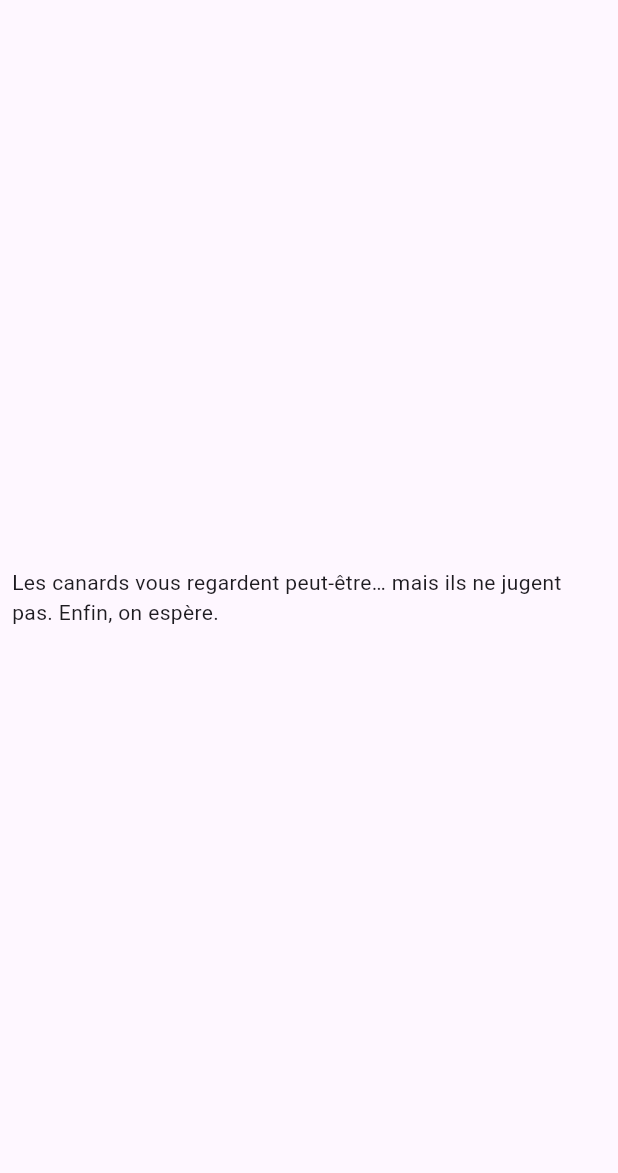
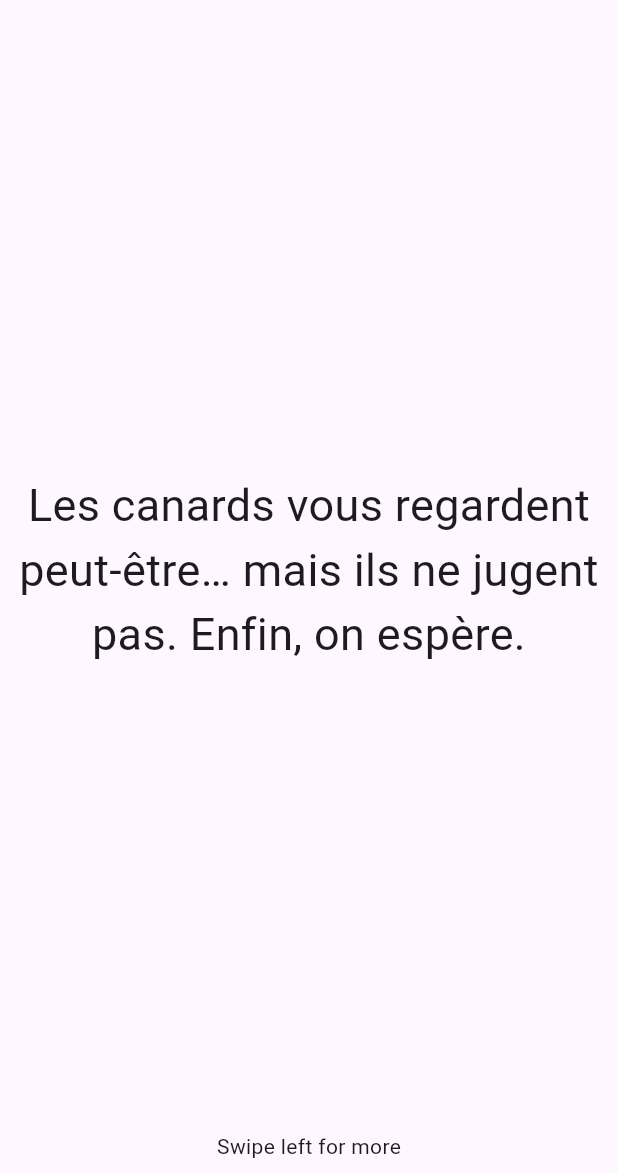
Before and after one commit to asvpxvivien/funnyfacts_app, a Flutter app: the screen it shows after launch, on a phone screen of 412 x 824 dp, the part 63-1236 px from its top. Run offline on Flutter 3.47's test engine with Material 3 defaults, Android fonts, the phone set to English and light mode, and no system bars.

Commit message:
Using PageView Builder to display funny facts

```diff
--- a/lib/screens/mainScreen.dart
+++ b/lib/screens/mainScreen.dart
@@ -56,14 +56,34 @@ class _MainScreenState extends State<MainScreen> {
           ),
         ],
       ),
-      body: PageView.builder(
-        itemCount: facts.length,
-        itemBuilder: (BuildContext, int index) {
-          return Padding(
+      body: Column(
+        children: [
+          Expanded(
+            child: PageView.builder(
+              scrollDirection: Axis.horizontal,
+              itemCount: facts.length,
+              itemBuilder: (BuildContext, int index) {
+                return Padding(
+                  padding: const EdgeInsets.all(8.0),
+                  child: Center(
+                    child: Container(
+                      child: Text(
+                        facts[index],
+                        textAlign: TextAlign.center,
+                        style: TextStyle(fontSize: 30),
+                      ),
+                    ),
+                  ),
+                );
+              },
+            ),
+          ),
+
+          Padding(
             padding: const EdgeInsets.all(8.0),
-            child: Center(child: Container(child: Text(facts[index]))),
-          );
-        },
+            child: Container(child: Text("Swipe left for more")),
+          ),
+        ],
       ),
     );
   }
```
